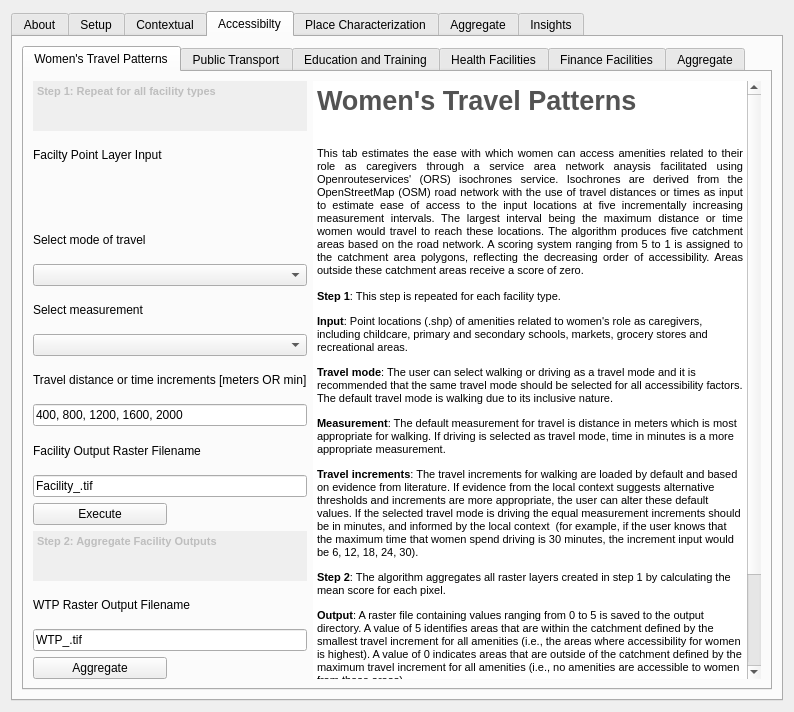
First picture: the form in gender_indicator_tool/gender_indicator_tool_dialog_base.ui, repository worldbank/GEEST, before the edit.
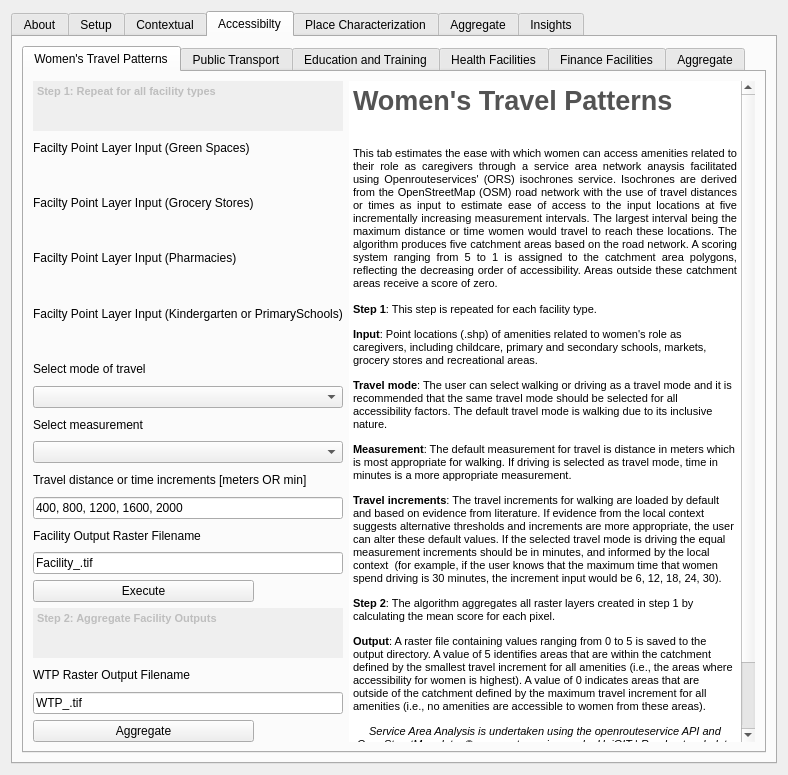
Second picture: the form after the edit. The open tabs and pages were chosen to show the change. Custom widgets are drawn as their Qt base class.

Commit message: feat: modified WTP to take four inputs to compute accessibility

Patch:
```diff
--- a/gender_indicator_tool/gender_indicator_tool_dialog_base.ui
+++ b/gender_indicator_tool/gender_indicator_tool_dialog_base.ui
@@ -6,14 +6,14 @@
    <rect>
     <x>0</x>
     <y>0</y>
-    <width>794</width>
-    <height>712</height>
+    <width>788</width>
+    <height>775</height>
    </rect>
   </property>
   <property name="maximumSize">
    <size>
     <width>900</width>
-    <height>712</height>
+    <height>900</height>
    </size>
   </property>
   <property name="contextMenuPolicy">
@@ -40,14 +40,14 @@
      <property name="maximumSize">
       <size>
        <width>900</width>
-       <height>700</height>
+       <height>900</height>
       </size>
      </property>
      <property name="toolTip">
       <string/>
      </property>
      <property name="currentIndex">
-      <number>2</number>
+      <number>3</number>
      </property>
      <widget class="QWidget" name="tab_33">
       <attribute name="title">
@@ -802,8 +802,79 @@
            <string>Women's Travel Patterns</string>
           </attribute>
           <layout class="QGridLayout" name="gridLayout_10">
-           <item row="0" column="0" colspan="2">
-            <widget class="QTextEdit" name="textEdit_35">
+           <item row="10" column="0" colspan="2">
+            <widget class="QComboBox" name="WTP_mode_CB"/>
+           </item>
+           <item row="17" column="0">
+            <widget class="QPushButton" name="WTP_Execute_PB">
+             <property name="text">
+              <string>Execute</string>
+             </property>
+            </widget>
+           </item>
+           <item row="1" column="0">
+            <widget class="QLabel" name="label_153">
+             <property name="text">
+              <string>Facilty Point Layer Input (Green Spaces)</string>
+             </property>
+            </widget>
+           </item>
+           <item row="8" column="0" colspan="2">
+            <widget class="QgsFileWidget" name="WTP_Input_Field" native="true"/>
+           </item>
+           <item row="20" column="0" colspan="2">
+            <widget class="QgsFilterLineEdit" name="WTP_AGGOutput_Field">
+             <property name="text">
+              <string>WTP_.tif</string>
+             </property>
+             <property name="qgisRelation" stdset="0">
+              <string notr="true"/>
+             </property>
+            </widget>
+           </item>
+           <item row="15" column="0" colspan="2">
+            <widget class="QLabel" name="label_39">
+             <property name="text">
+              <string>Facility Output Raster Filename</string>
+             </property>
+            </widget>
+           </item>
+           <item row="21" column="1">
+            <widget class="QLabel" name="WTPAGG_status">
+             <property name="text">
+              <string/>
+             </property>
+            </widget>
+           </item>
+           <item row="13" column="0" colspan="2">
+            <widget class="QLabel" name="label_35">
+             <property name="text">
+              <string>Travel distance or time increments [meters OR min]</string>
+             </property>
+            </widget>
+           </item>
+           <item row="16" column="0" colspan="2">
+            <widget class="QgsFilterLineEdit" name="WTP_FacilityOutput_Field">
+             <property name="text">
+              <string>Facility_.tif</string>
+             </property>
+             <property name="qgisRelation" stdset="0">
+              <string notr="true"/>
+             </property>
+            </widget>
+           </item>
+           <item row="14" column="0" colspan="2">
+            <widget class="QgsFilterLineEdit" name="WTP_Ranges_Field">
+             <property name="text">
+              <string>400, 800, 1200, 1600, 2000</string>
+             </property>
+             <property name="qgisRelation" stdset="0">
+              <string notr="true"/>
+             </property>
+            </widget>
+           </item>
+           <item row="18" column="0" colspan="2">
+            <widget class="QTextEdit" name="textEdit_11">
              <property name="enabled">
               <bool>false</bool>
              </property>
@@ -821,11 +892,11 @@
 &lt;html&gt;&lt;head&gt;&lt;meta name=&quot;qrichtext&quot; content=&quot;1&quot; /&gt;&lt;style type=&quot;text/css&quot;&gt;
 p, li { white-space: pre-wrap; }
 &lt;/style&gt;&lt;/head&gt;&lt;body style=&quot; font-family:'Noto Sans'; font-size:10pt; font-weight:400; font-style:normal;&quot;&gt;
-&lt;p style=&quot; margin-top:0px; margin-bottom:0px; margin-left:0px; margin-right:0px; -qt-block-indent:0; text-indent:0px;&quot;&gt;&lt;span style=&quot; font-family:'MS Shell Dlg 2'; font-size:8pt; font-weight:600;&quot;&gt;Step 1: Repeat for all facility types&lt;/span&gt;&lt;/p&gt;&lt;/body&gt;&lt;/html&gt;</string>
+&lt;p style=&quot; margin-top:0px; margin-bottom:0px; margin-left:0px; margin-right:0px; -qt-block-indent:0; text-indent:0px;&quot;&gt;&lt;span style=&quot; font-family:'MS Shell Dlg 2'; font-size:8pt; font-weight:600;&quot;&gt;Step 2: Aggregate Facility Outputs&lt;/span&gt;&lt;/p&gt;&lt;/body&gt;&lt;/html&gt;</string>
              </property>
             </widget>
            </item>
-           <item row="0" column="2" rowspan="16">
+           <item row="0" column="2" rowspan="22">
             <widget class="QTextEdit" name="textEdit_10">
              <property name="enabled">
               <bool>true</bool>
@@ -858,137 +929,96 @@
              </property>
             </widget>
            </item>
-           <item row="1" column="0" colspan="2">
+           <item row="12" column="0" colspan="2">
+            <widget class="QComboBox" name="WTP_measurement_CB"/>
+           </item>
+           <item row="11" column="0" colspan="2">
+            <widget class="QLabel" name="label_38">
+             <property name="text">
+              <string>Select measurement</string>
+             </property>
+            </widget>
+           </item>
+           <item row="3" column="0">
+            <widget class="QLabel" name="label_152">
+             <property name="text">
+              <string>Facilty Point Layer Input (Grocery Stores)</string>
+             </property>
+            </widget>
+           </item>
+           <item row="7" column="0" colspan="2">
             <widget class="QLabel" name="label_37">
              <property name="text">
-              <string>Facilty Point Layer Input</string>
+              <string>Facilty Point Layer Input (Kindergarten or PrimarySchools)</string>
              </property>
             </widget>
            </item>
-           <item row="2" column="0" colspan="2">
-            <widget class="QgsFileWidget" name="WTP_Input_Field" native="true"/>
-           </item>
-           <item row="3" column="0" colspan="2">
+           <item row="9" column="0" colspan="2">
             <widget class="QLabel" name="label_36">
              <property name="text">
               <string>Select mode of travel</string>
              </property>
             </widget>
            </item>
-           <item row="4" column="0" colspan="2">
-            <widget class="QComboBox" name="WTP_mode_CB"/>
-           </item>
-           <item row="5" column="0" colspan="2">
-            <widget class="QLabel" name="label_38">
+           <item row="21" column="0">
+            <widget class="QPushButton" name="WTP_Aggregate_PB">
              <property name="text">
-              <string>Select measurement</string>
+              <string>Aggregate</string>
              </property>
             </widget>
            </item>
-           <item row="6" column="0" colspan="2">
-            <widget class="QComboBox" name="WTP_measurement_CB"/>
-           </item>
-           <item row="7" column="0" colspan="2">
-            <widget class="QLabel" name="label_35">
-             <property name="text">
-              <string>Travel distance or time increments [meters OR min]</string>
+           <item row="0" column="0" colspan="2">
+            <widget class="QTextEdit" name="textEdit_35">
+             <property name="enabled">
+              <bool>false</bool>
              </property>
-            </widget>
-           </item>
-           <item row="8" column="0" colspan="2">
-            <widget class="QgsFilterLineEdit" name="WTP_Ranges_Field">
-             <property name="text">
-              <string>400, 800, 1200, 1600, 2000</string>
+             <property name="maximumSize">
+              <size>
+               <width>16777215</width>
+               <height>50</height>
+              </size>
              </property>
-             <property name="qgisRelation" stdset="0">
-              <string notr="true"/>
+             <property name="frameShape">
+              <enum>QFrame::NoFrame</enum>
              </property>
-            </widget>
-           </item>
-           <item row="9" column="0" colspan="2">
-            <widget class="QLabel" name="label_39">
-             <property name="text">
-              <string>Facility Output Raster Filename</string>
+             <property name="html">
+              <string>&lt;!DOCTYPE HTML PUBLIC &quot;-//W3C//DTD HTML 4.0//EN&quot; &quot;http://www.w3.org/TR/REC-html40/strict.dtd&quot;&gt;
+&lt;html&gt;&lt;head&gt;&lt;meta name=&quot;qrichtext&quot; content=&quot;1&quot; /&gt;&lt;style type=&quot;text/css&quot;&gt;
+p, li { white-space: pre-wrap; }
+&lt;/style&gt;&lt;/head&gt;&lt;body style=&quot; font-family:'Noto Sans'; font-size:10pt; font-weight:400; font-style:normal;&quot;&gt;
+&lt;p style=&quot; margin-top:0px; margin-bottom:0px; margin-left:0px; margin-right:0px; -qt-block-indent:0; text-indent:0px;&quot;&gt;&lt;span style=&quot; font-family:'MS Shell Dlg 2'; font-size:8pt; font-weight:600;&quot;&gt;Step 1: Repeat for all facility types&lt;/span&gt;&lt;/p&gt;&lt;/body&gt;&lt;/html&gt;</string>
              </property>
             </widget>
            </item>
-           <item row="10" column="0" colspan="2">
-            <widget class="QgsFilterLineEdit" name="WTP_FacilityOutput_Field">
-             <property name="text">
-              <string>Facility_.tif</string>
-             </property>
-             <property name="qgisRelation" stdset="0">
-              <string notr="true"/>
-             </property>
-            </widget>
-           </item>
-           <item row="11" column="0">
-            <widget class="QPushButton" name="WTP_Execute_PB">
-             <property name="text">
-              <string>Execute</string>
-             </property>
-            </widget>
-           </item>
-           <item row="11" column="1">
+           <item row="17" column="1">
             <widget class="QLabel" name="WTP_status">
              <property name="text">
               <string/>
              </property>
             </widget>
            </item>
-           <item row="12" column="0" colspan="2">
-            <widget class="QTextEdit" name="textEdit_11">
-             <property name="enabled">
-              <bool>false</bool>
-             </property>
-             <property name="maximumSize">
-              <size>
-               <width>16777215</width>
-               <height>50</height>
-              </size>
-             </property>
-             <property name="frameShape">
-              <enum>QFrame::NoFrame</enum>
-             </property>
-             <property name="html">
-              <string>&lt;!DOCTYPE HTML PUBLIC &quot;-//W3C//DTD HTML 4.0//EN&quot; &quot;http://www.w3.org/TR/REC-html40/strict.dtd&quot;&gt;
-&lt;html&gt;&lt;head&gt;&lt;meta name=&quot;qrichtext&quot; content=&quot;1&quot; /&gt;&lt;style type=&quot;text/css&quot;&gt;
-p, li { white-space: pre-wrap; }
-&lt;/style&gt;&lt;/head&gt;&lt;body style=&quot; font-family:'Noto Sans'; font-size:10pt; font-weight:400; font-style:normal;&quot;&gt;
-&lt;p style=&quot; margin-top:0px; margin-bottom:0px; margin-left:0px; margin-right:0px; -qt-block-indent:0; text-indent:0px;&quot;&gt;&lt;span style=&quot; font-family:'MS Shell Dlg 2'; font-size:8pt; font-weight:600;&quot;&gt;Step 2: Aggregate Facility Outputs&lt;/span&gt;&lt;/p&gt;&lt;/body&gt;&lt;/html&gt;</string>
-             </property>
-            </widget>
-           </item>
-           <item row="13" column="0" colspan="2">
+           <item row="19" column="0" colspan="2">
             <widget class="QLabel" name="label_40">
              <property name="text">
               <string>WTP Raster Output Filename</string>
              </property>
             </widget>
            </item>
-           <item row="14" column="0" colspan="2">
-            <widget class="QgsFilterLineEdit" name="WTP_AGGOutput_Field">
+           <item row="5" column="0">
+            <widget class="QLabel" name="label_41">
              <property name="text">
-              <string>WTP_.tif</string>
+              <string>Facilty Point Layer Input (Pharmacies)</string>
              </property>
-             <property name="qgisRelation" stdset="0">
-              <string notr="true"/>
-             </property>
             </widget>
            </item>
-           <item row="15" column="0">
-            <widget class="QPushButton" name="WTP_Aggregate_PB">
-             <property name="text">
-              <string>Aggregate</string>
-             </property>
-            </widget>
+           <item row="6" column="0" colspan="2">
+            <widget class="QgsFileWidget" name="WTP_Input_Field_4" native="true"/>
            </item>
-           <item row="15" column="1">
-            <widget class="QLabel" name="WTPAGG_status">
-             <property name="text">
-              <string/>
-             </property>
-            </widget>
+           <item row="4" column="0" colspan="2">
+            <widget class="QgsFileWidget" name="WTP_Input_Field_3" native="true"/>
+           </item>
+           <item row="2" column="0" colspan="2">
+            <widget class="QgsFileWidget" name="WTP_Input_Field_2" native="true"/>
            </item>
           </layout>
          </widget>
@@ -1847,7 +1877,7 @@
        <item row="0" column="0">
         <widget class="QTabWidget" name="tabWidget_Contextual_3">
          <property name="currentIndex">
-          <number>3</number>
+          <number>5</number>
          </property>
          <widget class="QWidget" name="tab_24">
           <attribute name="title">
@@ -2670,8 +2700,8 @@
 &lt;/style&gt;&lt;/head&gt;&lt;body style=&quot; font-family:'Noto Sans'; font-size:10pt; font-weight:400; font-style:normal;&quot;&gt;
 &lt;p style=&quot; margin-top:0px; margin-bottom:0px; margin-left:0px; margin-right:0px; -qt-block-indent:0; text-indent:0px;&quot;&gt;&lt;span style=&quot; font-family:'MS Shell Dlg 2'; font-size:20pt; font-weight:600; color:#535353;&quot;&gt;Fragility, conflict, and violence&lt;/span&gt;&lt;/p&gt;
 &lt;p align=&quot;justify&quot; style=&quot;-qt-paragraph-type:empty; margin-top:0px; margin-bottom:0px; margin-left:0px; margin-right:0px; -qt-block-indent:0; text-indent:0px; font-family:'MS Shell Dlg 2'; font-size:20pt; font-weight:600; color:#535353;&quot;&gt;&lt;br /&gt;&lt;/p&gt;
-&lt;p align=&quot;justify&quot; style=&quot; margin-top:0px; margin-bottom:0px; margin-left:0px; margin-right:0px; -qt-block-indent:0; text-indent:0px;&quot;&gt;&lt;span style=&quot; font-family:'MS Shell Dlg 2'; font-size:8pt;&quot;&gt;This tab computes a raster containing a standardized measure of the percentage of women who have achieved a post-secondary education in the country of interest.   &lt;/span&gt;&lt;/p&gt;
-&lt;p style=&quot; margin-top:12px; margin-bottom:12px; margin-left:0px; margin-right:0px; -qt-block-indent:0; text-indent:0px;&quot;&gt;&lt;a name=&quot;_Hlk146891458&quot;&gt;&lt;/a&gt;&lt;span style=&quot; font-family:'MS Shell Dlg 2'; font-size:8pt; font-weight:600;&quot;&gt;I&lt;/span&gt;&lt;span style=&quot; font-family:'MS Shell Dlg 2'; font-size:8pt; font-weight:600;&quot;&gt;nput&lt;/span&gt;&lt;span style=&quot; font-family:'MS Shell Dlg 2'; font-size:8pt;&quot;&gt;: A Polygon layer (.shp) &lt;/span&gt;&lt;/p&gt;
+&lt;p align=&quot;justify&quot; style=&quot; margin-top:0px; margin-bottom:0px; margin-left:0px; margin-right:0px; -qt-block-indent:0; text-indent:0px;&quot;&gt;&lt;span style=&quot; font-family:'MS Shell Dlg 2'; font-size:8pt;&quot;&gt;   &lt;/span&gt;&lt;/p&gt;
+&lt;p style=&quot; margin-top:12px; margin-bottom:12px; margin-left:0px; margin-right:0px; -qt-block-indent:0; text-indent:0px;&quot;&gt;&lt;a name=&quot;_Hlk146891458&quot;&gt;&lt;/a&gt;&lt;span style=&quot; font-family:'MS Shell Dlg 2'; font-size:8pt; font-weight:600;&quot;&gt;I&lt;/span&gt;&lt;span style=&quot; font-family:'MS Shell Dlg 2'; font-size:8pt; font-weight:600;&quot;&gt;nput&lt;/span&gt;&lt;span style=&quot; font-family:'MS Shell Dlg 2'; font-size:8pt;&quot;&gt;: A Point layer (.shp) &lt;/span&gt;&lt;/p&gt;
 &lt;p style=&quot; margin-top:12px; margin-bottom:12px; margin-left:0px; margin-right:0px; -qt-block-indent:0; text-indent:0px;&quot;&gt;&lt;span style=&quot; font-family:'MS Shell Dlg 2'; font-size:8pt; font-weight:600;&quot;&gt;Output&lt;/span&gt;&lt;span style=&quot; font-family:'MS Shell Dlg 2'; font-size:8pt;&quot;&gt;: A raster file containing values ranging from 0 to 5 is saved to the output directory.&lt;/span&gt;&lt;/p&gt;&lt;/body&gt;&lt;/html&gt;</string>
              </property>
             </widget>
```
The commit also changes 1 other file.
